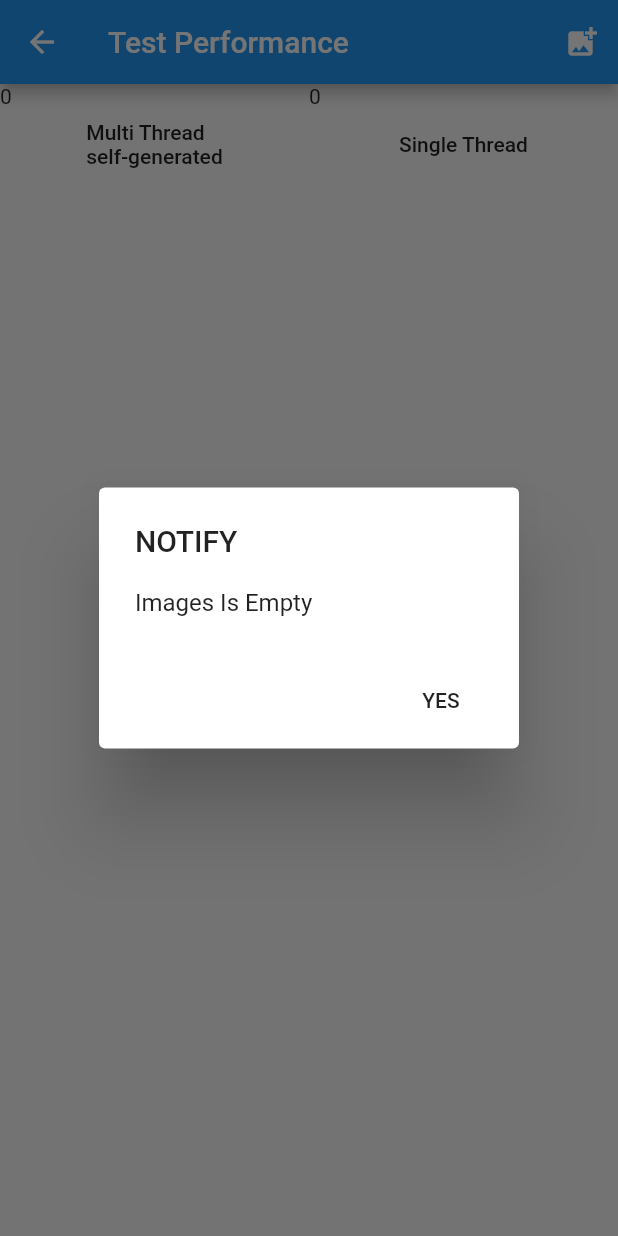
After one commit to phucho236/ImagesSecurity, a Flutter app: the TestPerformancePage screen opened directly, after a tap on an icon or button, on a phone screen of 412 x 824 dp. The commit adds this screen. Run offline on Flutter 3.47's test engine with Material 2 defaults, Android fonts, the phone set to English and light mode, and no system bars; our stand-ins replace cloud_firestore, firebase_auth, firebase_core, google_sign_in; missing offline and left inert: dart_jsonwebtoken, multi_image_picker; accounts and stored records are empty.

Commit message:
update code

```diff
--- a/lib/FiresStore/fires_store.dart
+++ b/lib/FiresStore/fires_store.dart
@@ -47,7 +47,6 @@ class FiresStore {
         .doc("AssetsToken")
         .get()
         .then((value) async {
-      print(value.data()["AssetsToken"]);
       rp = value.data()["AssetsToken"];
     });
     return rp;
--- /dev/null
+++ b/lib/TestPerformance/test_performance_page.dart
@@ -0,0 +1,267 @@
+import 'dart:convert';
+import 'dart:isolate';
+import 'dart:typed_data';
+
+import 'package:dart_jsonwebtoken/dart_jsonwebtoken.dart';
+import 'package:flutter/material.dart';
+import 'package:images_security/profile_user_provider.dart';
+import 'package:multi_image_picker/multi_image_picker.dart';
+import 'package:provider/provider.dart';
+
+class TestPerformancePage extends StatefulWidget {
+  @override
+  _TestPerformancePageState createState() => _TestPerformancePageState();
+}
+
+class _TestPerformancePageState extends State<TestPerformancePage> {
+  List<Asset> assets = [];
+  bool isLoading = false;
+  int lengthProcess = 0;
+
+  String googleId;
+
+  int timeStampStart2;
+
+  int timeStampStart3;
+
+  int timeDone2 = 0;
+  int timeDone3 = 0;
+  @override
+  void initState() {
+    // TODO: implement initState
+    Future.delayed(Duration.zero, () {
+      googleId = context.read<ProfileUserProvider>().profileUser;
+    });
+    super.initState();
+  }
+
+  @override
+  Widget build(BuildContext context) {
+    return Scaffold(
+      appBar: AppBar(
+        leading: BackButton(),
+        actions: <Widget>[
+          IconButton(
+            onPressed: () {
+              loadAssets();
+            },
+            icon: Icon(
+              Icons.add_photo_alternate,
+              color: Colors.white,
+            ),
+          ),
+        ],
+        title: const Text('Test Performance'),
+      ),
+      body: isLoading
+          ? Center(child: CircularProgressIndicator())
+          : SingleChildScrollView(
+              child: Column(
+                children: [
+                  Row(
+                    children: [
+                      Expanded(child: Text(timeDone2.toString())),
+                      Expanded(child: Text(timeDone3.toString())),
+                    ],
+                  ),
+                  Row(
+                    children: [
+                      Expanded(
+                          child: FlatButton(
+                        onPressed: () {
+                          if (assets.length <= 0) {
+                            _showMyDialog("Notify", "Images Is Empty");
+                          } else {
+                            setState(() {
+                              lengthProcess = 0;
+                              isLoading = true;
+                            });
+                            _start();
+                          }
+                        },
+                        child: Text("Multi Thread\nself-generated"),
+                      )),
+                      Expanded(
+                          child: FlatButton(
+                        onPressed: () {
+                          if (assets.length <= 0) {
+                            _showMyDialog("Notify", "Images Is Empty");
+                          } else {
+                            setState(() {
+                              lengthProcess = 0;
+                              isLoading = true;
+                            });
+                            _single();
+                          }
+                        },
+                        child: Text("Single Thread"),
+                      )),
+                    ],
+                  )
+                ],
+              ),
+            ),
+    );
+  }
+
+  Future<void> loadAssets() async {
+    List<Asset> resultList = [];
+    try {
+      resultList = await MultiImagePicker.pickImages(
+        maxImages: 300,
+        enableCamera: true,
+        selectedAssets: assets,
+        cupertinoOptions: CupertinoOptions(takePhotoIcon: "chat"),
+        materialOptions: MaterialOptions(
+          actionBarTitle: "Images Picker".toUpperCase(),
+          allViewTitle: "All Photos",
+          useDetailsView: false,
+          selectCircleStrokeColor: "#000000",
+        ),
+      );
+    } on Exception catch (e) {
+      print(e.toString());
+    }
+
+    // If the widget was removed from the tree while the asynchronous platform
+    // message was in flight, we want to discard the reply rather than calling
+    // setState to update our non-existent appearance.
+    if (!mounted) return;
+    setState(() {
+      assets = resultList;
+    });
+  }
+
+  void _handleMessage(dynamic data) {
+    lengthProcess = lengthProcess + 1;
+    if (lengthProcess == assets.length) {
+      setState(() {
+        timeDone2 = DateTime.now().millisecondsSinceEpoch - timeStampStart2;
+        isLoading = false;
+      });
+      _showMyDialog("Post Success", "Notify").then((value) {});
+    }
+  }
+
+  static void _isolateHandler(ThreadParams threadParams) async {
+    heavyOperation(threadParams);
+  }
+
+  static void heavyOperation(ThreadParams threadParams) async {
+    var buffer = threadParams.byteDataImage.buffer;
+    var m = base64.encode(Uint8List.view(buffer));
+    String token;
+
+    // Create a json web token
+    final jwt = JWT(
+      {
+        'ver': 0001,
+        'NameImage': threadParams.nameImage,
+        'Base64': m,
+      },
+      issuer: 'https://github.com/jonasroussel/jsonwebtoken',
+    );
+    // Sign it
+    token = jwt.sign(SecretKey(threadParams.secretKey));
+    threadParams.sendPort.send(token);
+    print("Thread " + threadParams.thread.toString() + " Done");
+  }
+
+  Future<void> _showMyDialog(String title, String content) async {
+    return showDialog<void>(
+      context: context,
+      barrierDismissible: false, // user must tap button!
+      builder: (BuildContext context) {
+        return AlertDialog(
+          title: Text(title.toUpperCase()),
+          content: SingleChildScrollView(
+            child: ListBody(
+              children: <Widget>[
+                Text(content),
+              ],
+            ),
+          ),
+          actions: <Widget>[
+            FlatButton(
+              child: Text('YES'),
+              onPressed: () {
+                Navigator.of(context).pop();
+              },
+            ),
+          ],
+        );
+      },
+    );
+  }
+
+  void _single() async {
+    setState(() {
+      timeStampStart3 = DateTime.now().millisecondsSinceEpoch;
+    });
+    for (int i = 0; i < assets.length; i++) {
+      ByteData a = await assets[i].getByteData(quality: 100);
+      var buffer = a.buffer;
+      var m = base64.encode(Uint8List.view(buffer));
+      String token;
+
+      // Create a json web token
+      final jwt = JWT(
+        {
+          'ver': 0001,
+          'NameImage': assets[i].name,
+          'Base64': m,
+        },
+        issuer: 'https://github.com/jonasroussel/jsonwebtoken',
+      );
+      // Sign it
+      token = jwt.sign(SecretKey(googleId));
+      print(token);
+    }
+    setState(() {
+      timeDone3 = DateTime.now().millisecondsSinceEpoch - timeStampStart3;
+      isLoading = false;
+    });
+    _showMyDialog("Post Success", "Notify").then((value) {});
+  }
+
+  void _start() async {
+    setState(() {
+      timeStampStart2 = DateTime.now().millisecondsSinceEpoch;
+    });
+    for (int i = 0; i < assets.length; i++) {
+      print("thread " + i.toString() + "Start");
+      ReceivePort _receivePort = new ReceivePort();
+      ByteData a = await assets[i].getByteData(quality: 100);
+      ThreadParams threadParams = ThreadParams(
+          byteDataImage: a,
+          secretKey: googleId,
+          sendPort: _receivePort.sendPort,
+          thread: i,
+          nameImage: assets[i].name);
+      Isolate _isolate = await Isolate.spawn(
+        _isolateHandler,
+        threadParams,
+      );
+      _receivePort.listen(_handleMessage, onDone: () {
+        print("thread " + i.toString() + "Done");
+        _receivePort.close();
+        _isolate.kill(priority: Isolate.immediate);
+        _isolate = null;
+      });
+    }
+  }
+}
+
+class ThreadParams {
+  ThreadParams(
+      {this.byteDataImage,
+      this.sendPort,
+      this.thread,
+      this.secretKey,
+      this.nameImage});
+  int thread;
+  ByteData byteDataImage;
+  SendPort sendPort;
+  String secretKey;
+  String nameImage;
+}
--- a/lib/push_images_page.dart
+++ b/lib/push_images_page.dart
@@ -27,7 +27,6 @@ class _PushImagesPageState extends State<PushImagesPage> {
   String _message = '';
   static String googleId;
   void _handleMessage(dynamic data) {
-    print("this is Data $data");
     lengthProcess = lengthProcess + 1;
     assetsToken.add(data);
     if (lengthProcess == assets.length) {
@@ -63,7 +62,6 @@ class _PushImagesPageState extends State<PushImagesPage> {
     // Sign it
     token = jwt.sign(SecretKey(threadParams.secretKey));
     threadParams.sendPort.send(token);
-    print("Thread " + threadParams.thread.toString() + " Done");
   }
 
   @override
--- a/pubspec.yaml
+++ b/pubspec.yaml
@@ -39,6 +39,8 @@ dependencies:
   dart_jsonwebtoken: ^1.4.0
   firebase_core: ^0.5.3
   cloud_firestore: ^0.14.4
+  pull_to_refresh: ^1.6.3
+
 dev_dependencies:
   flutter_test:
     sdk: flutter
```
Also changed, not shown: lib/home_page.dart (+9 -3 lines), pubspec.lock.
